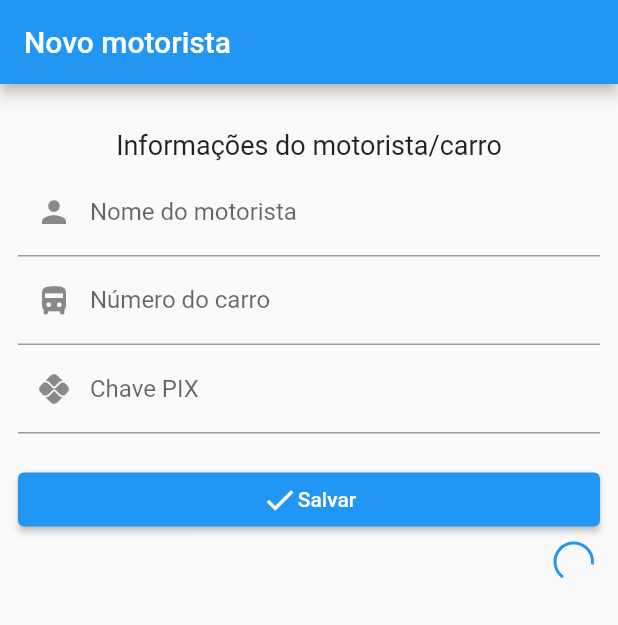
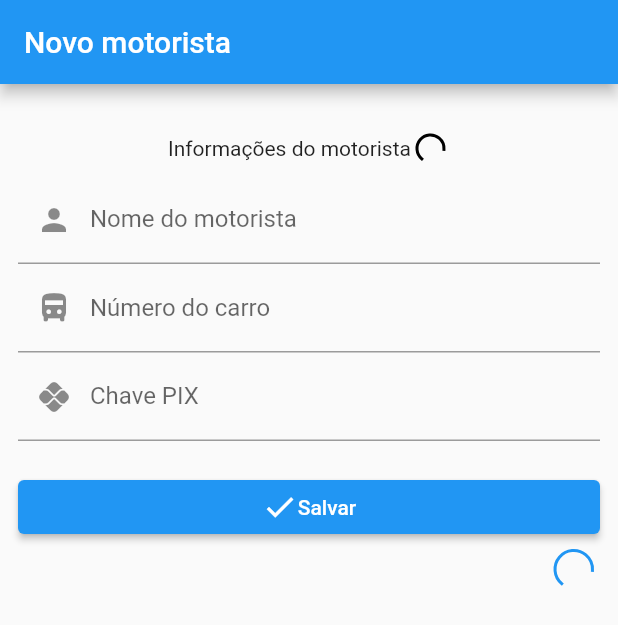
Before and after one commit to ishynoris/coopertalse_motorista, a Flutter app: the first screen one second after launch, on a phone screen of 412 x 824 dp. Shown: the top 625 px of the screen. Run offline on Flutter 3.47's test engine with Material 2 defaults, Android fonts, the phone set to English and light mode, and no system bars; drawn by our look-alikes of flutter_form_builder; our stand-ins replace device_info_plus, flutter_bloc, geolocator, shared_preferences.

Commit message:
Adiciona barra de progresso ao atualizar os dados do motorista

```diff
--- a/lib/dispositivo/pages/dispositivo_detalhes_page.dart
+++ b/lib/dispositivo/pages/dispositivo_detalhes_page.dart
@@ -2,6 +2,7 @@ import 'package:coopertalse_motorista/dispositivo/bloc/dispositivo_bloc.dart';
 import 'package:coopertalse_motorista/dispositivo/bloc/dispositivo_event.dart';
 import 'package:coopertalse_motorista/dispositivo/bloc/dispositivo_state.dart';
 import 'package:coopertalse_motorista/dispositivo/dispositivo.dart';
+import 'package:coopertalse_motorista/util/widgets/circular_progress_indicator.dart';
 import 'package:flutter/material.dart';
 import 'package:flutter_bloc/flutter_bloc.dart';
 
@@ -23,7 +24,7 @@ class DispositivoDetalhePage extends StatelessWidget {
           if (state.status == DispositivoStatus.loading) {
             return Container(
               alignment: Alignment.centerRight,
-              child: _CircularProgressIndicator(size: 25, sizeLine: 2),
+              child: CircularProgressCustom(size: 25, sizeLine: 2),
             );
           }
 
@@ -32,12 +33,12 @@ class DispositivoDetalhePage extends StatelessWidget {
             Container(
               alignment: Alignment.bottomRight,
               padding: EdgeInsets.only(top: 3),
-              child: Text("Modelo ${info.getModelo}"),
+              child: Text(info.getModelo, style: TextStyle(fontSize: 12)),
             ),
             Container(
               alignment: Alignment.bottomRight,
               padding: EdgeInsets.only(top: 3),
-              child: Text("Dispositivo ${info.getIdentificador}"),
+              child: Text(info.getIdentificador, style: TextStyle(fontSize: 12)),
             ),
           ]);
         }
@@ -45,22 +46,3 @@ class DispositivoDetalhePage extends StatelessWidget {
     );
   }
 }
-
-class _CircularProgressIndicator extends StatelessWidget {
-  final double size;
-  final double sizeLine;
-
-  const _CircularProgressIndicator({
-    required this.size,
-    required this.sizeLine,
-  });
-
-  @override
-  Widget build(BuildContext context) {
-    return SizedBox(
-      height: this.size,
-      width: this.size,
-      child: CircularProgressIndicator(strokeWidth: this.sizeLine)
-    );
-  }
-}
--- a/lib/motorista/pages/motorista_page.dart
+++ b/lib/motorista/pages/motorista_page.dart
@@ -6,6 +6,7 @@ import 'package:coopertalse_motorista/motorista/bloc/motorista_event.dart';
 import 'package:coopertalse_motorista/motorista/bloc/motorista_state.dart';
 import 'package:coopertalse_motorista/motorista/pages/components/form_motorista.dart';
 import 'package:coopertalse_motorista/util/popup_usuario.dart';
+import 'package:coopertalse_motorista/util/widgets/circular_progress_indicator.dart';
 import 'package:flutter/material.dart';
 import 'package:flutter_bloc/flutter_bloc.dart';
 
@@ -41,15 +42,7 @@ class _MotoristaState extends State<MotoristaPage> {
           children: <Widget>[
             Padding(
               padding: const EdgeInsets.only(top: 18, bottom: 5),
-              child: Row(
-                mainAxisAlignment: MainAxisAlignment.center,
-                children: [
-                  const Text(
-                    "Informações do motorista/carro",
-                    style: TextStyle(fontSize: 18, color: Colors.black87),
-                  ),
-                ],
-              ),
+              child: _Subtitulo("Informações do motorista", carregando: !this._inicado),
             ),
             BlocProvider(
               create: (context) => motoristaBloc,
@@ -86,3 +79,29 @@ class _MotoristaState extends State<MotoristaPage> {
     motoristaBloc.add(MotoristaLoadingEvent(hash: hashDispositivo));
   }
 }
+
+class _Subtitulo extends StatelessWidget {
+
+  final String texto;
+  final bool carregando;
+  const _Subtitulo(this.texto, {
+    this.carregando = true,
+  });
+
+  @override
+  Widget build(BuildContext context) {
+    return Row(
+      mainAxisAlignment: MainAxisAlignment.center,
+      children: [
+        Text(this.texto),
+        if (this.carregando)
+          CircularProgressCustom(
+            size: 26,
+            sizeLine: 2,
+            color: Colors.black,
+            margin: EdgeInsets.all(4),
+          ),
+      ],
+    );
+  }
+}
--- /dev/null
+++ b/lib/util/widgets/circular_progress_indicator.dart
@@ -0,0 +1,28 @@
+import 'package:flutter/material.dart';
+
+class CircularProgressCustom extends StatelessWidget {
+  final double size;
+  final double sizeLine;
+  final Color? color;
+  final EdgeInsetsGeometry? margin;
+
+  const CircularProgressCustom({
+    super.key,
+    required this.size,
+    required this.sizeLine,
+    this.color,
+    this.margin,
+  });
+
+  @override
+  Widget build(BuildContext context) {
+    return SizedBox(
+      height: this.size,
+      width: this.size,
+      child: Container (
+        margin: this.margin,
+        child: CircularProgressIndicator(strokeWidth: this.sizeLine, color: this.color)
+      )
+    );
+  }
+}
```
